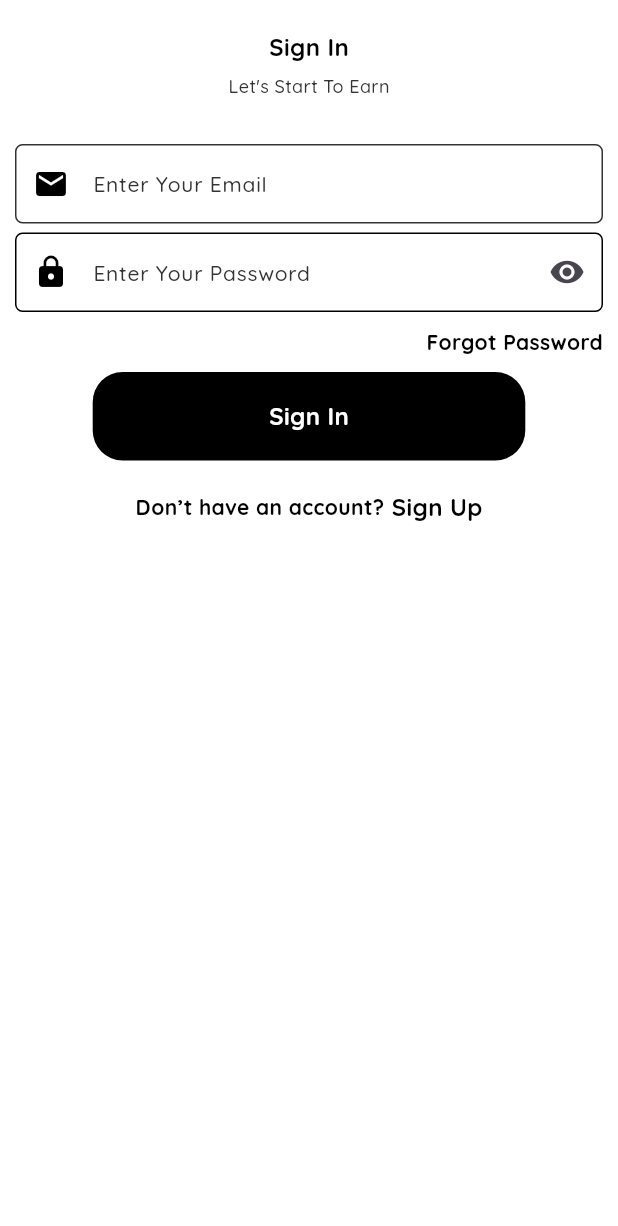
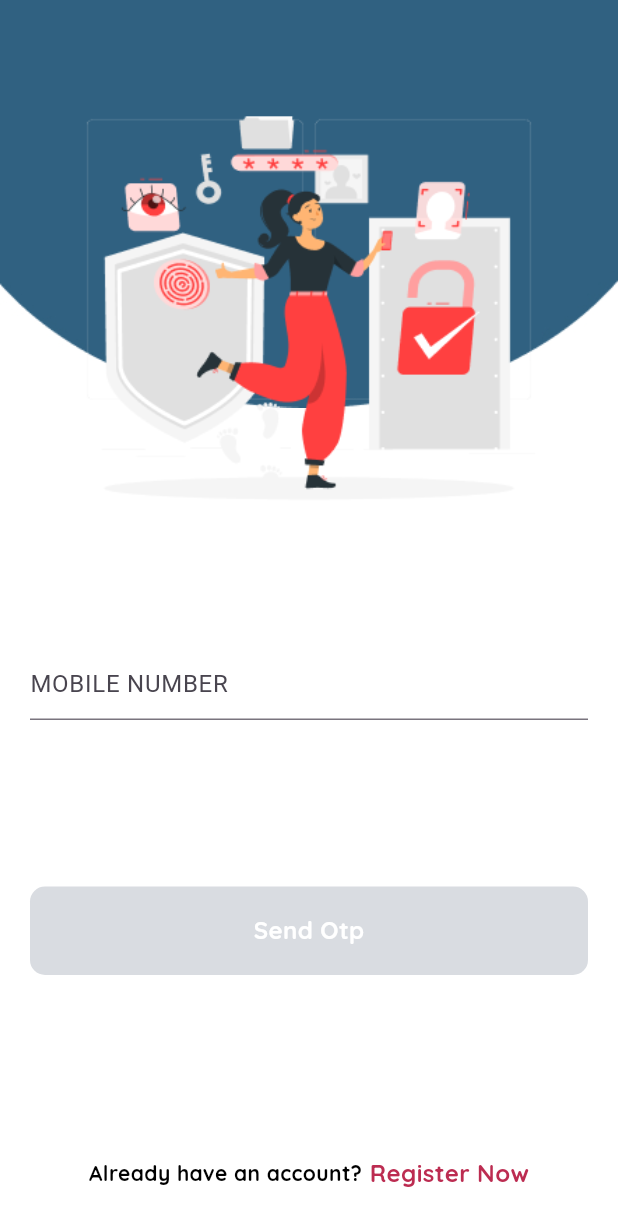
Before and after one commit to sainipinku/av_discount, a Flutter app: the SignUp screen opened directly, after a tap on "Sign In", on a phone screen of 412 x 824 dp. Shown: the top 1226 px of the screen. Run offline on Flutter 3.47's test engine with Material 3 defaults, Android fonts, the light colour scheme and no system bars; our stand-ins replace flutter_svg, fluttertoast, get_it, google_fonts, shared_preferences, smooth_page_indicator; accounts and stored records are empty.

Commit message:
add sign in

```diff
--- a/lib/main.dart
+++ b/lib/main.dart
@@ -1,7 +1,6 @@
+import 'package:av_discount_app/screen/dashboard/invoice.dart';
 import 'package:flutter/material.dart';
-
 import 'screen/splash/splash.dart';
-
 void main(){
   runApp(const MyApp());
 }
@@ -11,7 +10,7 @@ class MyApp extends StatelessWidget {
 
   @override
   Widget build(BuildContext context) {
-    return MaterialApp(
+    return const MaterialApp(
       debugShowCheckedModeBanner: false,
       home: SplashScreen(),
     );
--- a/lib/screen/auth/signin.dart
+++ b/lib/screen/auth/signin.dart
@@ -17,68 +17,64 @@ class SignIn extends StatefulWidget {
 }
 
 class _SignInState extends State<SignIn> {
-  bool isCheck = false;
-  late double height;
-  late double width;
-
-  TextEditingController nameController = TextEditingController();
-  TextEditingController emailController = TextEditingController();
-  TextEditingController passController = TextEditingController();
-  TextEditingController confirmPassController = TextEditingController();
-  TextEditingController sponsorIdController = TextEditingController();
+  TextEditingController phoneController = TextEditingController();
 
   @override
   Widget build(BuildContext context) {
-    width = MediaQuery.sizeOf(context).width;
-    height = MediaQuery.sizeOf(context).height;
     return Scaffold(
+      resizeToAvoidBottomInset: false,
       body: SafeArea(
         child: Container(
-          height: height,
-          width: width,
-          color: MyAppTheme.whiteColor,
-          padding: const EdgeInsets.symmetric(horizontal: 10,vertical: 10).copyWith(top: 20),
-          child: SingleChildScrollView(
+          height: MediaQuery.of(context).size.height,
+          width: MediaQuery.of(context).size.width,
+          color: Colors.white,
+          child: Stack(
+            children: [
+              Align(alignment: Alignment.topCenter,
+              child: Image.asset(
+                'assets/images/Ellipse.jpg',
+              ),),
+              Align(
+                alignment: Alignment.topCenter,
+                child: Container(
+                  height: MediaQuery.of(context).size.height * 0.50,
+                  width: MediaQuery.of(context).size.width,
+                  padding: EdgeInsets.all(30),
+                  child: Center(
+                    child: Image.asset(
+                      'assets/images/signin.png',
+                    ),
+                  ),
+                ),
+              ),
+              Align(
+                alignment: Alignment.bottomCenter,
+                child: Container(
+                  height: MediaQuery.of(context).size.height * 0.50,
+                  width: MediaQuery.of(context).size.width,
+                  padding: EdgeInsets.all(20),
                   child: Column(
+                    crossAxisAlignment: CrossAxisAlignment.center,
+                    mainAxisAlignment: MainAxisAlignment.spaceBetween,
                     children: [
-                black16Text("Sign In"),
-                const SizedBox(height: 6,),
-                blackLight12Text("Let's Start To Earn"),
-                const SizedBox(height: 30,),
-                customTextField(
-                    hintText: "Enter Your Email",
-                    controller: emailController,prefixIcon: Icon(Icons.email,color: MyAppTheme.blackColor,)),
-                const SizedBox(height: 6,),
-                passwordTextField(
-                    hintText: "Enter Your Password",
-                    controller: passController,prefixIcon: Icon(Icons.lock,color: MyAppTheme.blackColor,)),
-                const SizedBox(height: 10,),
-                Row(
-                  mainAxisAlignment: MainAxisAlignment.end,
-                  children: [
-                    InkWell(
-                      onTap: (){},
-                      child: black14Text(forgotPassword),
-                    )
-                  ],
-                ),
-                mainBtn(text: 'Sign In',
-                    width: width*.7,
-                    onTap: (){}),
+                      phoneTextField(
+                          controller: phoneController),
+                      mainBtn(text: 'Send Otp',
+                          onTap: (){}, enble: phoneController.text),
                       Row(
                         mainAxisAlignment: MainAxisAlignment.center,
                         children: [
-                    black14Text(doNotHaveAccount),
+                          black14Text(alreadyHaveAccount),
                           const SizedBox(width: 5,),
                           GestureDetector(
                               onTap: (){
-                          Navigator.pushReplacement(context, MaterialPageRoute(builder: (context) => const SignUp(),));
+                                Navigator.pushReplacement(context, MaterialPageRoute(builder: (context) => SignUp(),));
                               },
                               child: Container(
                                 padding: const EdgeInsets.symmetric(vertical: 10),
                                 child: Text(
-                            signUp,
-                            style: MyStyles.black16BoldStyle,
+                                  registerNow,
+                                  style: MyStyles.red16BoldStyle,
                                 ),
                               ))
                         ],
@@ -87,6 +83,11 @@ class _SignInState extends State<SignIn> {
                   ),
                 ),
               ),
+
+            ],
+          )
+          ,
+        ),
       ),
     );
   }
--- a/lib/screen/auth/signup.dart
+++ b/lib/screen/auth/signup.dart
@@ -17,16 +17,11 @@ class SignUp extends StatefulWidget {
 }
 
 class _SignUpState extends State<SignUp> {
-  bool isCheck = false;
   late double height;
   late double width;
-
   TextEditingController nameController = TextEditingController();
   TextEditingController emailController = TextEditingController();
-  TextEditingController passController = TextEditingController();
   TextEditingController mobileController = TextEditingController();
-  TextEditingController confirmPassController = TextEditingController();
-  TextEditingController sponsorIdController = TextEditingController();
 
   @override
   Widget build(BuildContext context) {
@@ -56,7 +51,7 @@ class _SignUpState extends State<SignUp> {
                   children: [
                     mainBtn(text: 'Check User Exist',
                         width: width*.5,
-                        onTap: (){}),
+                        onTap: (){}, enble: ''),
                   ],
                 ),
 
@@ -78,34 +73,9 @@ class _SignUpState extends State<SignUp> {
                     ),
                   ],
                 ),
-                const SizedBox(height: 6,),
-                customTextField(
-                    hintText: "Enter Your Full Name",
-                    controller: sponsorIdController,prefixIcon: Icon(Icons.person,color: MyAppTheme.blackColor,)),
-                const SizedBox(height: 6,),
-                customTextField(
-                    hintText: "Enter Your Email",
-                    controller: emailController,prefixIcon: Icon(Icons.email,color: MyAppTheme.blackColor,)),
-                const SizedBox(height: 6,),
-                passwordTextField(
-                    hintText: "Enter Your Password",
-                    controller: passController,prefixIcon: Icon(Icons.lock,color: MyAppTheme.blackColor,)),
-                const SizedBox(height: 6,),
-                passwordTextField(
-                    hintText: "Enter Your Retype Password",
-                    controller: confirmPassController,prefixIcon: Icon(Icons.lock,color: MyAppTheme.blackColor,)),
-
-                Row(
-                  children: [
-                    Checkbox(value: isCheck, onChanged: (value) => setState(() {
-                      isCheck = value!;
-                    }),),
-                    Expanded(child: blackLight12Text('By clicking this for sign up, you are agreed to your Terms & conditions')),
-                  ],
-                ),
                 mainBtn(text: 'Sign Up',
                     width: width*.7,
-                    onTap: (){}),
+                    onTap: (){}, enble: ''),
                 Row(
                   mainAxisAlignment: MainAxisAlignment.center,
                   children: [
--- a/lib/screen/dashboard/invoice.dart
+++ b/lib/screen/dashboard/invoice.dart
@@ -1,3 +1,5 @@
+
+
 import 'package:flutter/material.dart';
 
 
@@ -11,7 +13,21 @@ class Invoice extends StatefulWidget {
 class _InvoiceState extends State<Invoice> {
   @override
   Widget build(BuildContext context) {
-
-    return const Text('invoicetax');
-  }
+    return Scaffold(
+        appBar: AppBar(
+          backgroundColor: Colors.white,
+        ),
+        drawer: Drawer(
+        child: ListView(
+        padding: const EdgeInsets.all(0),
+    children: [
+    const DrawerHeader(
+    decoration: BoxDecoration(
+    color: Colors.black,
+    ), child: null,
+    )]
+    ),
+        )
+    );
+  }//BoxDecoration
 }
--- a/lib/screen/splash/splash.dart
+++ b/lib/screen/splash/splash.dart
@@ -1,5 +1,6 @@
 
 import 'package:flutter/material.dart';
+import 'package:flutter_svg/svg.dart';
 
 import '../auth/signin.dart';
 
@@ -21,8 +22,9 @@ class _SplashScreenState extends State<SplashScreen> {
   @override
   Widget build(BuildContext context) {
     return Scaffold(
-      body: Center(
-        child: Container(color: Colors.red,height: 50,width: 50,),
+      //backgroundColor: Colors.white,
+      body: Center
+        (child: Image.asset("assets/images/splash.png"),
       ),
     );
   }
--- a/lib/utils/constants.dart
+++ b/lib/utils/constants.dart
@@ -2,6 +2,7 @@
 const String login = "Login";
 const String signUp = "Sign Up";
 const String signIn = "Sign In";
+const String registerNow = "Register Now";
 const String email = "Email";
 const String password = "Password";
 const String confirmPassword = "Confirm Password";
--- a/lib/utils/helpers/textfields.dart
+++ b/lib/utils/helpers/textfields.dart
@@ -10,51 +10,25 @@ import '../ui_helper.dart';
 
 
 
-// Widget phoneTextField ( {required TextEditingController controller , String? svgIcon, EdgeInsets? scrollPadding}) {
-//   return TextFormField(
-//
-//       //style: MyStyles.black18TextLight,
-//       scrollPadding: (scrollPadding == null) ? EdgeInsets.zero : scrollPadding,
-//       controller: controller,
-//       keyboardType: TextInputType.number,
-//       validator: (phone) {
-//         if(phone!.isEmpty){
-//           return 'Please enter a phone number';
-//         }else{
-//           return null;
-//         }
-//       },
-//       decoration: InputDecoration(
-//         prefixIcon:  Padding(
-//           padding: EdgeInsets.all(8),
-//           child: SvgPicture.asset(MyIcons.phoneIc,height: 20,width: 20,),
-//         ) ,
-//         // contentPadding: const EdgeInsets.all(12),
-//         hintText: enterPhoneNumber,
-//         enabledBorder: OutlineInputBorder(
-//             borderSide: BorderSide(
-//                 color: MyAppTheme.hintTextColor),
-//             borderRadius: BorderRadius.all(
-//                 Radius.circular(11))),
-//         //hintStyle: ,
-//         errorBorder: OutlineInputBorder(
-//             borderSide: BorderSide(
-//                 color: MyAppTheme.errorColor),
-//             borderRadius: BorderRadius.all(
-//                 Radius.circular(11))
-//         ),
-//         focusedErrorBorder: OutlineInputBorder(
-//             borderSide: BorderSide(
-//                 color: MyAppTheme.errorColor),
-//             borderRadius:  BorderRadius.all(
-//                 Radius.circular(11))
-//         ),
-//         focusedBorder: OutlineInputBorder(
-//             borderSide: BorderSide(
-//                 color: MyAppTheme.hintTextColor),
-//             borderRadius: BorderRadius.circular(11)),
-//       ));
-// }
+Widget phoneTextField ( {required TextEditingController controller ,EdgeInsets? scrollPadding}) {
+  return TextFormField(
+
+      //style: MyStyles.black18TextLight,
+      scrollPadding: (scrollPadding == null) ? EdgeInsets.zero : scrollPadding,
+      controller: controller,
+      keyboardType: TextInputType.number,
+      validator: (phone) {
+        if(phone!.isEmpty){
+          return 'Please enter a phone number';
+        }else{
+          return null;
+        }
+      },
+      decoration: InputDecoration(
+         hintText: 'MOBILE NUMBER'
+      ),
+  );
+}
 
 Widget emailTextField ( {required TextEditingController controller , String? svgIcon, EdgeInsets? scrollPadding}) {
   return TextFormField(
--- a/lib/utils/my_app_theme.dart
+++ b/lib/utils/my_app_theme.dart
@@ -7,6 +7,10 @@ class MyAppTheme {
   static  Color secondaryBgColor = const Color(0xFFE9F0F9);
   static  Color primaryColor = const Color(0xFF2DE6D6);
   static  Color greenColor = const Color(0xFF00A538);
+  static Color white=const Color(0xFFF6F6F9);
+  static Color gray=const Color(0xFFD9DCE1);
+  static Color btnColor=const Color(0xFF306180);
+  static Color btnDisColor=const Color(0xFFD9DCE1);
   //  Color blackColor = const Color(0xFF000000);
   static  Color blackLightColor = const Color(0xFF000000);
   static  Color greyColor = const Color(0xFFD9D9D9);
@@ -28,7 +32,7 @@ class MyAppTheme {
   static  Color filterCardColor = const Color(0xFF00AA9B);
   static  Color primaryLight = const Color(0xFFA7E1EA);
   static  Color extendedBox = const Color(0xFFD7FAFF);
-
+static Color whitegray = const Color(0xFF000000);
 
 /////////////////////////////////////////////////////////////////
   static  Color gradient1purple = const Color(0xFF011250);
--- a/lib/utils/my_styles.dart
+++ b/lib/utils/my_styles.dart
@@ -190,6 +190,10 @@ class MyStyles {
       fontWeight: MyFontWeight.bold,
       fontSize: 16,
       color: MyAppTheme.blackColor);
+  static TextStyle red16BoldStyle =  GoogleFonts.quicksand(
+      fontWeight: MyFontWeight.bold,
+      fontSize: 16,
+      color: MyAppTheme.redBtnColor);
   static TextStyle black14BoldStyle =  GoogleFonts.quicksand(
       fontWeight: MyFontWeight.bold,
       fontSize: 14,
--- a/lib/utils/ui_helper.dart
+++ b/lib/utils/ui_helper.dart
@@ -223,6 +223,7 @@ circularNetworkImage(String imgUrl) {
 
 mainBtn({
   required String text,
+  required String enble,
   required VoidCallback onTap,
   double? height,
   double? width,
@@ -237,8 +238,8 @@ mainBtn({
       alignment: Alignment.center,
       margin: EdgeInsets.symmetric(vertical: 10),
       decoration : BoxDecoration(
-        borderRadius: BorderRadius.circular(20),
-        color: MyAppTheme.blackLightColor
+        borderRadius: BorderRadius.circular(10),
+        color: enble.isNotEmpty ? MyAppTheme.btnColor : MyAppTheme.btnDisColor
       ),
       child: (icon != null) ?
           Row(
```
Also changed, not shown: assets/icons/menu.svg (added), assets/images/Ellipse.jpg (added), assets/images/signin.png (added), assets/images/splash.png (added). Lines whose indentation alone changed are shown as unchanged.
